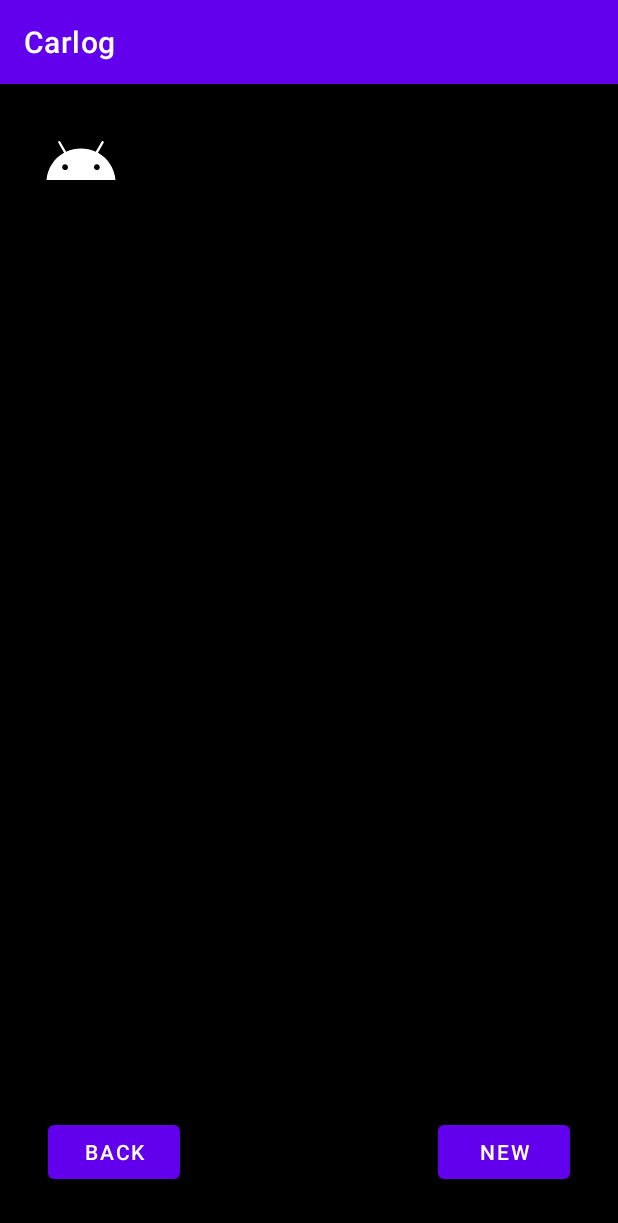
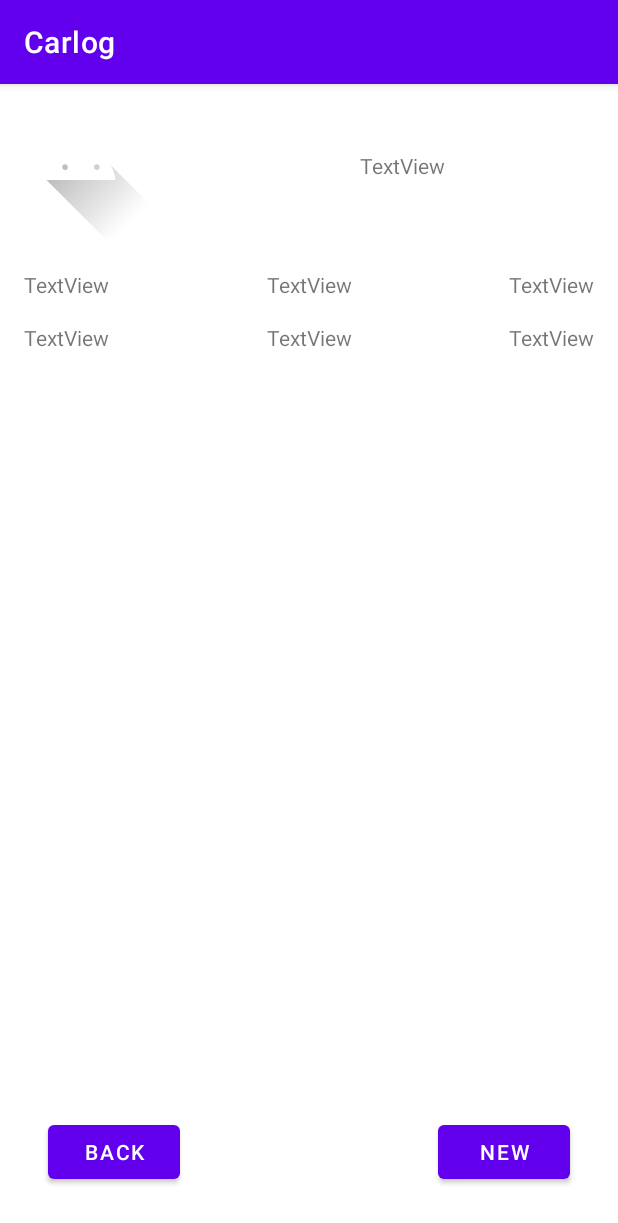
Before and after one commit to Ravalian/App_Project_Gruppe_13_SMAP_v2, an Android app: the VehicleDetailActivity screen opened directly, with no data from a screen before it, on a phone screen of 412 x 824 dp. Shown: the top 1223 px of the screen. Run offline under Robolectric (Android 15) with nearby library versions, the phone set to English and light mode, and no system bars; our stand-ins replace Firebase (no records; nobody signed in at launch, a user with empty details on screens opened directly), Volley; libraries missing offline, so code that uses them is left out: com.firebase.ui; 1 statement that could not run was skipped.

Commit message:
dark/light mode is consistent

```diff
--- a/Carlog/app/src/main/java/com/example/smap_app_project_grp_13_carlog/Activities/YourVehiclesActivity.java
+++ b/Carlog/app/src/main/java/com/example/smap_app_project_grp_13_carlog/Activities/YourVehiclesActivity.java
@@ -46,6 +46,7 @@ public class YourVehiclesActivity extends AppCompatActivity implements YourVehic
                 Back();
             }
         });
+
 
         //Setup viewmodel and get data
         vm = new ViewModelProvider(this).get(YourVehiclesVM.class);
--- a/Carlog/app/src/main/res/layout/activity_vehicle_detail.xml
+++ b/Carlog/app/src/main/res/layout/activity_vehicle_detail.xml
@@ -4,7 +4,6 @@
     xmlns:tools="http://schemas.android.com/tools"
     android:layout_width="match_parent"
     android:layout_height="match_parent"
-    android:background="#000000"
     android:orientation="vertical"
     tools:context=".Activities.VehicleDetailActivity">
 
@@ -12,7 +11,6 @@
         android:id="@+id/ListContainer"
         android:layout_width="fill_parent"
         android:layout_height="fill_parent"
-        android:background="#000000"
         android:clickable="true"
         android:focusable="true"
         android:orientation="horizontal"
@@ -27,7 +25,6 @@
         android:id="@+id/LogContainer"
         android:layout_width="match_parent"
         android:layout_height="wrap_content"
-        android:background="#FFFFFF"
         android:clickable="false"
         android:fadingEdge="vertical"
         android:orientation="horizontal"
--- a/Carlog/app/src/main/res/layout/activity_your_logs.xml
+++ b/Carlog/app/src/main/res/layout/activity_your_logs.xml
@@ -10,7 +10,6 @@
         android:id="@+id/YourLogsContainer"
         android:layout_width="match_parent"
         android:layout_height="match_parent"
-        android:background="#000000"
         android:orientation="horizontal"
         app:layout_constraintBottom_toBottomOf="parent"
         app:layout_constraintEnd_toEndOf="parent"
```
